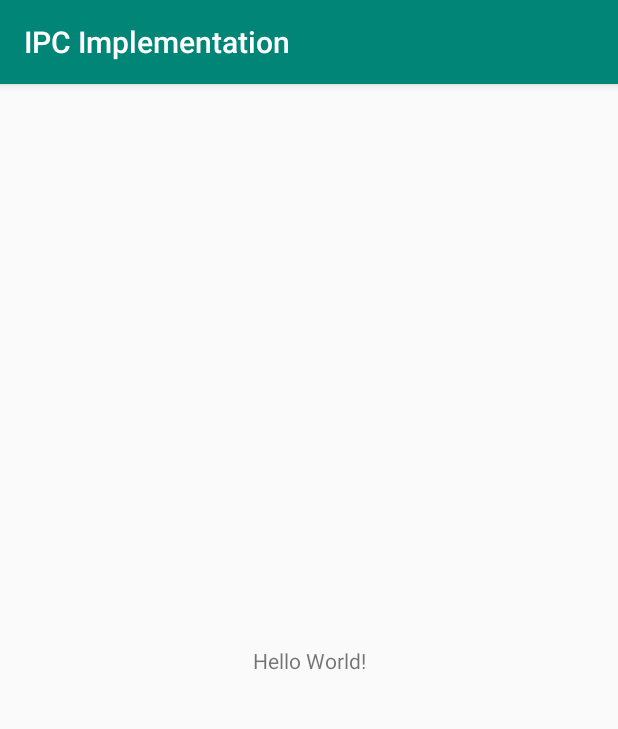
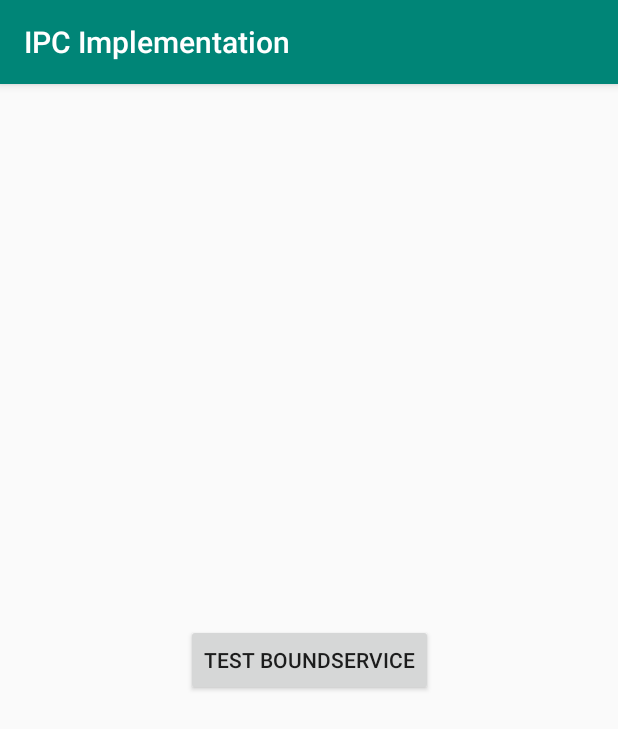
Before and after one commit to amirahmadadibi/IPCImplementation, an Android app: the screen it shows after launch (MainActivity), on a phone screen of 412 x 824 dp. Shown: the top 729 px of the screen. Run offline under Robolectric (Android 15) with nearby library versions, the phone set to English and light mode, and no system bars; 1 statement that could not run was skipped.

Commit message:
create and use BoundService Localy

```diff
--- a/app/src/main/AndroidManifest.xml
+++ b/app/src/main/AndroidManifest.xml
@@ -16,6 +16,11 @@
                 <category android:name="android.intent.category.LAUNCHER" />
             </intent-filter>
         </activity>
+
+        <service
+            android:name=".services.MyBoundService"
+            android:enabled="true"
+            android:exported="false"></service>
     </application>
 
 </manifest>
--- a/app/src/main/java/projects/com/amirahmadadibi/ipcimplementation/MainActivity.java
+++ b/app/src/main/java/projects/com/amirahmadadibi/ipcimplementation/MainActivity.java
@@ -1,13 +1,64 @@
 package projects.com.amirahmadadibi.ipcimplementation;
 
+import android.content.ComponentName;
+import android.content.Context;
+import android.content.Intent;
+import android.content.ServiceConnection;
+import android.os.IBinder;
 import android.support.v7.app.AppCompatActivity;
 import android.os.Bundle;
+import android.util.Log;
+import android.view.View;
+
+import projects.com.amirahmadadibi.ipcimplementation.services.MyBoundService;
 
 public class MainActivity extends AppCompatActivity {
+    public static final String TAG = "service";
+    private MyBoundService myBoundService;
+    private final ServiceConnection serviceConnection = new ServiceConnection() {
+        @Override
+        public void onServiceConnected(ComponentName name, IBinder service) {
+            MyBoundService.ServiceBinder serviceBinder = (MyBoundService.ServiceBinder) service;
+            myBoundService = serviceBinder.getService();
+            Log.i(TAG, "onServiceConnected: initialization complete");
+        }
+
+        @Override
+        public void onServiceDisconnected(ComponentName name) {
+            if (myBoundService != null) {
+                //cleaning up
+                myBoundService = null;
+            }
+            Log.i(TAG, "onServiceDisconnected: reset service filed");
+        }
+    };
+
+
+    @Override
+    protected void onStart() {
+        super.onStart();
+        //binding process
+        Intent boundServiceIntent = new Intent(this, MyBoundService.class);
+        //Context.BIND_AUTO_CREATE -> automatic creation of service after binding
+        bindService(boundServiceIntent, serviceConnection, Context.BIND_AUTO_CREATE);
+    }
 
     @Override
     protected void onCreate(Bundle savedInstanceState) {
         super.onCreate(savedInstanceState);
         setContentView(R.layout.activity_main);
     }
+
+
+    public void useBSNormaly(View view) {
+        Log.i(TAG, "useBSNormaly: " + myBoundService.doSomeWork());
+    }
+
+
+    @Override
+    protected void onStop() {
+        super.onStop();
+        unbindService(serviceConnection);
+        Log.i(TAG, "onStop: unbind BoundService");
+    }
 }
--- a/app/src/main/res/layout/activity_main.xml
+++ b/app/src/main/res/layout/activity_main.xml
@@ -6,13 +6,18 @@
     android:layout_height="match_parent"
     tools:context=".MainActivity">
 
-    <TextView
+
+    <Button
         android:layout_width="wrap_content"
         android:layout_height="wrap_content"
-        android:text="Hello World!"
+        android:layout_marginStart="8dp"
+        android:layout_marginTop="8dp"
+        android:layout_marginEnd="8dp"
+        android:layout_marginBottom="8dp"
+        android:onClick="useBSNormaly"
+        android:text="Test BoundService"
         app:layout_constraintBottom_toBottomOf="parent"
-        app:layout_constraintLeft_toLeftOf="parent"
-        app:layout_constraintRight_toRightOf="parent"
+        app:layout_constraintEnd_toEndOf="parent"
+        app:layout_constraintStart_toStartOf="parent"
         app:layout_constraintTop_toTopOf="parent" />
-
 </android.support.constraint.ConstraintLayout>
```
Also changed, not shown: app/src/main/java/projects/com/amirahmadadibi/ipcimplementation/services/MyBoundService.java (added, +48 -0 lines).
